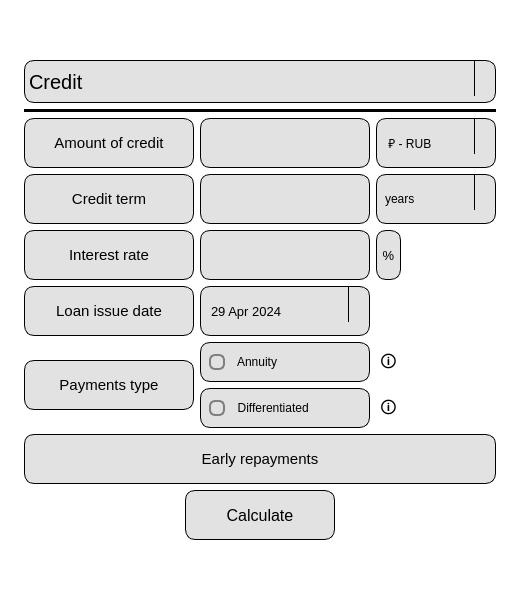
First picture: the form in src/gui_modules/s21_credit.ui, repository kossadda/C7_s21_SmartCalc, before the edit.
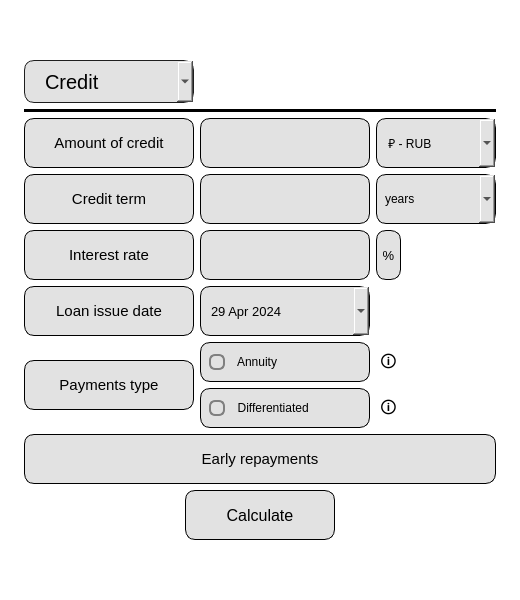
Second picture: the form after the edit. Icons and pictures are not drawn.

Diff of the .ui file:
```diff
--- a/src/gui_modules/s21_credit.ui
+++ b/src/gui_modules/s21_credit.ui
@@ -483,13 +483,10 @@
 }
 
 QDateEdit::drop-down {
-    border-left-width: 1px;
-    border-left-color: black;
-    border-left-style: solid;
-    width: 20px;
-    height: 35px;
-    border-top-right-radius: 9px;
-    border-bottom-right-radius: 9px;
+    image: url(:down_arrow.png);
+	width: 20px;
+	height: 35px;
+	margin-right: 5px;
 }
 
 QDateEdit QCalendarWidget {
@@ -511,12 +508,12 @@
         </property>
         <property name="maximumDateTime">
          <datetime>
-          <hour>5</hour>
+          <hour>9</hour>
           <minute>59</minute>
           <second>59</second>
           <year>9999</year>
           <month>12</month>
-          <day>11</day>
+          <day>10</day>
          </datetime>
         </property>
         <property name="calendarPopup">
@@ -581,80 +578,6 @@
         </property>
        </widget>
       </item>
-      <item row="2" column="0" colspan="3">
-       <widget class="QComboBox" name="creditBox">
-        <property name="sizePolicy">
-         <sizepolicy hsizetype="Expanding" vsizetype="Expanding">
-          <horstretch>0</horstretch>
-          <verstretch>0</verstretch>
-         </sizepolicy>
-        </property>
-        <property name="minimumSize">
-         <size>
-          <width>0</width>
-          <height>43</height>
-         </size>
-        </property>
-        <property name="maximumSize">
-         <size>
-          <width>16777215</width>
-          <height>43</height>
-         </size>
-        </property>
-        <property name="font">
-         <font>
-          <pointsize>15</pointsize>
-          <bold>false</bold>
-          <underline>false</underline>
-         </font>
-        </property>
-        <property name="styleSheet">
-         <string notr="true">QComboBox {
-	border-radius: 10px;
-	background-color: rgb(226, 226, 226);
-	border: 15px; 
-	text-align: center;
-	color: rgb(0, 0, 0);
-	border: 1px solid black;
-}
-
-QComboBox::drop-down {
-    border-left-width: 1px;
-    border-left-color: black;
-    border-left-style: solid;
-    width: 20px;
-    height: 35px;
-    border-top-right-radius: 9px;
-    border-bottom-right-radius: 9px;
-}
-</string>
-        </property>
-        <property name="editable">
-         <bool>false</bool>
-        </property>
-        <property name="placeholderText">
-         <string/>
-        </property>
-        <property name="frame">
-         <bool>true</bool>
-        </property>
-        <item>
-         <property name="text">
-          <string>Credit</string>
-         </property>
-        </item>
-        <item>
-         <property name="text">
-          <string>Engineer</string>
-         </property>
-        </item>
-        <item>
-         <property name="text">
-          <string>Deposit</string>
-         </property>
-        </item>
-       </widget>
-      </item>
       <item row="6" column="1">
        <widget class="QLineEdit" name="percent_edit">
         <property name="sizePolicy">
@@ -728,20 +651,11 @@
 }
 
 QComboBox::drop-down {
-    border-left-width: 1px;
-    border-left-color: black;
-    border-left-style: solid;
-    width: 20px;
-    height: 35px;
-    border-top-right-radius: 9px;
-    border-bottom-right-radius: 9px;
-}
-
-QComboBox::down-arrow {
-    width: 16px;
-    height: 16px;
-}
-</string>
+    image: url(:down_arrow.png);
+	width: 20px;
+	height: 35px;
+	margin-right: 5px;
+}</string>
         </property>
         <item>
          <property name="text">
@@ -910,20 +824,11 @@
 }
 
 QComboBox::drop-down {
-    border-left-width: 1px;
-    border-left-color: black;
-    border-left-style: solid;
-    width: 20px;
-    height: 35px;
-    border-top-right-radius: 9px;
-    border-bottom-right-radius: 9px;
-}
-
-QComboBox::down-arrow {
-    width: 16px;
-    height: 16px;
-}
-</string>
+    image: url(:down_arrow.png);
+	width: 20px;
+	height: 35px;
+	margin-right: 5px;
+}</string>
         </property>
         <item>
          <property name="text">
@@ -1066,6 +971,107 @@
         </property>
        </widget>
       </item>
+      <item row="2" column="0">
+       <widget class="QComboBox" name="creditBox">
+        <property name="sizePolicy">
+         <sizepolicy hsizetype="Expanding" vsizetype="Expanding">
+          <horstretch>0</horstretch>
+          <verstretch>0</verstretch>
+         </sizepolicy>
+        </property>
+        <property name="minimumSize">
+         <size>
+          <width>0</width>
+          <height>43</height>
+         </size>
+        </property>
+        <property name="maximumSize">
+         <size>
+          <width>16777215</width>
+          <height>43</height>
+         </size>
+        </property>
+        <property name="font">
+         <font>
+          <pointsize>15</pointsize>
+          <bold>false</bold>
+          <underline>false</underline>
+         </font>
+        </property>
+        <property name="styleSheet">
+         <string notr="true">QComboBox
+{
+    subcontrol-origin: padding;
+    subcontrol-position: top right;
+    selection-background-color: rgb(226, 226, 226);
+    selection-color: black; /* Изменено для контраста с белым */
+    color: black; /* Изменено для видимости на светлом фоне */
+    background-color: rgb(226, 226, 226);
+    border-style: solid;
+    border: 1px solid #1e1e1e;
+    border-radius: 10px;
+    padding: 1px 0px 1px 20px;
+}
+
+QComboBox:!on
+{
+    color: black; /* Изменено для видимости */
+    background-color: rgb(226, 226, 226);
+}
+
+QComboBox QAbstractItemView
+{
+    border: 2px solid darkgray;
+    color: black; /* Изменено для видимости */
+    selection-background-color: rgb(226, 226, 226);
+	background-color: red;
+}
+
+QComboBox::drop-down {
+    image: url(:down_arrow.png);
+	width: 20px;
+	height: 35px;
+	margin-right: 5px;
+}</string>
+        </property>
+        <property name="editable">
+         <bool>false</bool>
+        </property>
+        <property name="placeholderText">
+         <string/>
+        </property>
+        <property name="frame">
+         <bool>true</bool>
+        </property>
+        <item>
+         <property name="text">
+          <string>Credit</string>
+         </property>
+         <property name="icon">
+          <iconset resource="../s21_pics/resource.qrc">
+           <normaloff>:/credit.png</normaloff>:/credit.png</iconset>
+         </property>
+        </item>
+        <item>
+         <property name="text">
+          <string>Engineer</string>
+         </property>
+         <property name="icon">
+          <iconset resource="../s21_pics/resource.qrc">
+           <normaloff>:/calculator.png</normaloff>:/calculator.png</iconset>
+         </property>
+        </item>
+        <item>
+         <property name="text">
+          <string>Deposit</string>
+         </property>
+         <property name="icon">
+          <iconset resource="../s21_pics/resource.qrc">
+           <normaloff>:/deposit.png</normaloff>:/deposit.png</iconset>
+         </property>
+        </item>
+       </widget>
+      </item>
      </layout>
     </item>
    </layout>
```
Left out of the diff: 4 changed lines with no effect on the pictures.
